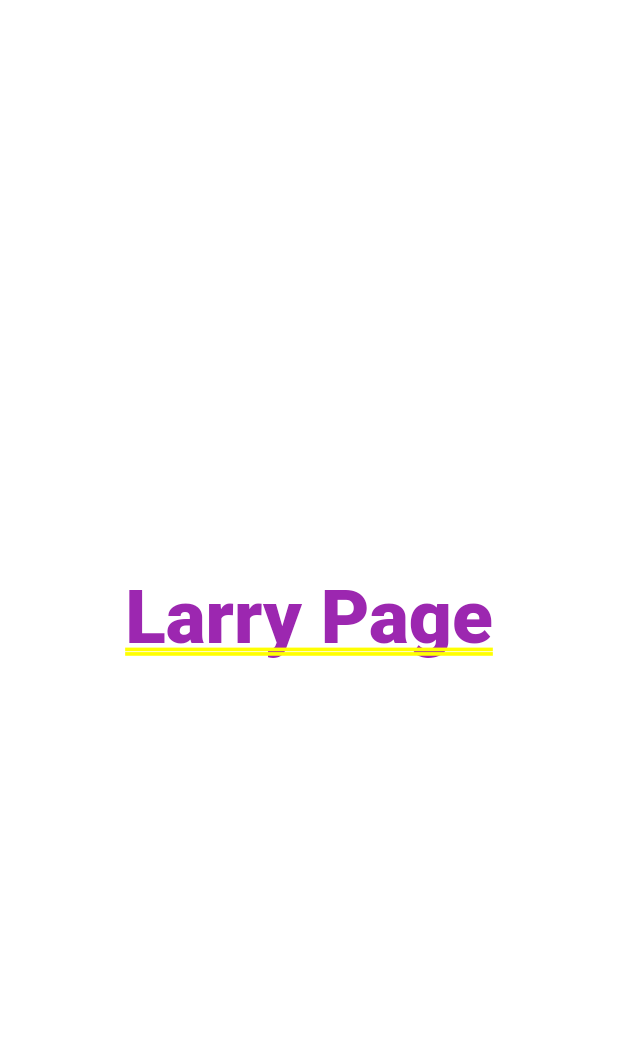
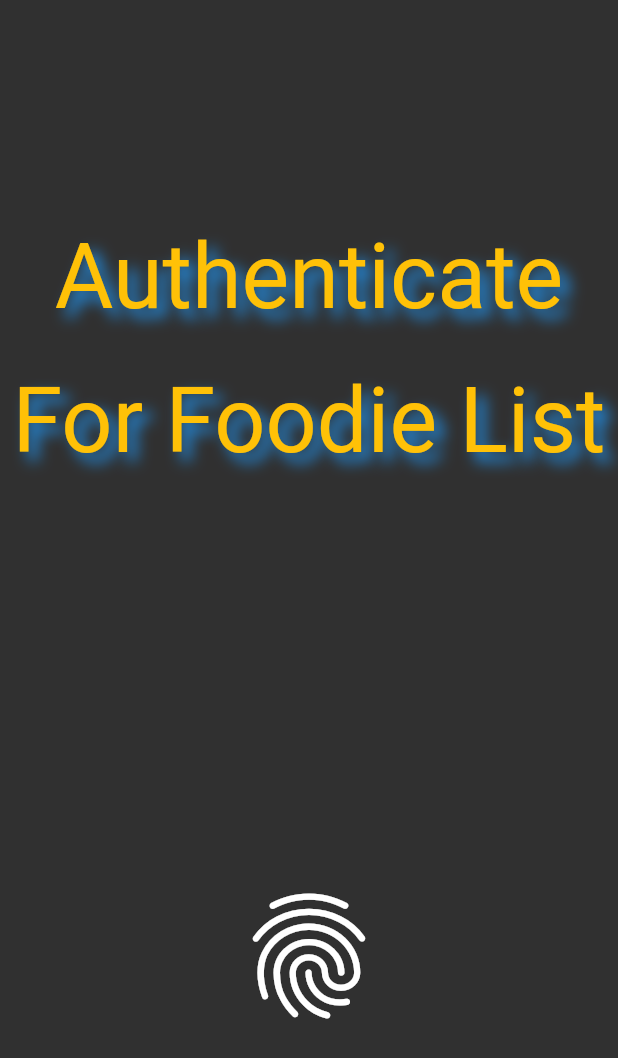
Before and after one commit to AnuraghSarkar/Password-Hub, a Flutter app: the screen it shows after launch, on a phone screen of 412 x 824 dp. Shown: the top 1058 px of the screen. Run offline on Flutter 3.47's test engine with Material 2 defaults, Android fonts, the phone set to English and light mode, and no system bars; drawn by our look-alikes of animated_text_kit; our stand-ins replace flutter_riverpod, local_auth; Roboto replaces fonts that are missing (Horizon).

Commit message:
:fire: added biometrics and pattern

```diff
--- a/foodlist/lib/screens/auth_screen.dart
+++ b/foodlist/lib/screens/auth_screen.dart
@@ -1,83 +1,56 @@
 import 'package:foodlist/screens/list_screen.dart';
 import 'package:foodlist/services/service_auth.dart';
 import 'package:flutter/material.dart';
-import 'package:animated_text_kit/animated_text_kit.dart';
 
 class BiometericScreen extends StatelessWidget {
   const BiometericScreen({Key? key}) : super(key: key);
 
-  static const colorizeColors = [
-    Colors.purple,
-    Colors.blue,
-    Colors.yellow,
-    Colors.red,
-  ];
-
-  static const colorizeTextStyle = TextStyle(
-    fontSize: 50.0,
-    fontFamily: 'Horizon',
-  );
-
   @override
   Widget build(BuildContext context) {
-    // return SafeArea(
-    //     child: Scaffold(
-    //   body: Center(
-    //       child: Column(
-    //     mainAxisAlignment: MainAxisAlignment.center,
-    //     crossAxisAlignment: CrossAxisAlignment.center,
-    //     children: [
-    //       IconButton(
-    //         icon: const Icon(Icons.fingerprint_outlined),
-    //         iconSize: 100,
-    //         onPressed: () async {
-    //           final isAuthenticate = await LocalAuthApi.authenticate();
-    //           if (isAuthenticate == true) {
-    //             Navigator.pushReplacement(
-    //                 context,
-    //                 MaterialPageRoute(
-    //                   builder: (context) => const ListScreen(),
-    //                 ));
-    //           } else {
-    //             return;
-    //           }
-    //         },
-    //       )
-    //     ],
-    //   )),
-    // ));
-    return SizedBox(
-      width: 250.0,
-      child: Column(
-        mainAxisAlignment: MainAxisAlignment.center,
+    return SafeArea(
+        child: Scaffold(
+      body: Center(
+          child: Column(
+        mainAxisAlignment: MainAxisAlignment.spaceAround,
         crossAxisAlignment: CrossAxisAlignment.center,
         children: [
-          AnimatedTextKit(
-            animatedTexts: [
-              ColorizeAnimatedText(
-                'Larry Page',
-                textStyle: colorizeTextStyle,
-                colors: colorizeColors,
+          const Center(
+            child: Text(
+              'Authenticate For Foodie List',
+              textAlign: TextAlign.center,
+              style: TextStyle(
+                color: Colors.amber,
+                fontSize: 60.0,
+                height: 1.6,
+                shadows: [
+                  Shadow(
+                    blurRadius: 12.0,
+                    color: Colors.blue,
+                    offset: Offset(6.0, 6.0),
+                  ),
+                ],
               ),
-              ColorizeAnimatedText(
-                'Bill Gates',
-                textStyle: colorizeTextStyle,
-                colors: colorizeColors,
-              ),
-              ColorizeAnimatedText(
-                'Steve Jobs',
-                textStyle: colorizeTextStyle,
-                colors: colorizeColors,
-              ),
-            ],
-            isRepeatingAnimation: true,
-            onTap: () {
-              print("Tap Event");
+            ),
+          ),
+          IconButton(
+            icon: const Icon(Icons.fingerprint_outlined),
+            iconSize: 100,
+            onPressed: () async {
+              final isAuthenticate = await LocalAuthApi.authenticate();
+              if (isAuthenticate == true) {
+                Navigator.pushReplacement(
+                    context,
+                    MaterialPageRoute(
+                      builder: (context) => const ListScreen(),
+                    ));
+              } else {
+                return;
+              }
             },
-          ),
+          )
         ],
-      ),
-    );
+      )),
+    ));
   }
 
   Widget buildT(String text, bool checked) {
--- a/foodlist/pubspec.yaml
+++ b/foodlist/pubspec.yaml
@@ -33,7 +33,6 @@ dependencies:
     sdk: flutter
   flutter_riverpod: ^1.0.3
   local_auth: ^1.1.10
-  animated_text_kit: ^4.2.1
 
 dev_dependencies:
   flutter_lints: ^1.0.0
```
Also changed, not shown: foodlist/lib/fonts/Horizon.ttf (deleted), foodlist/pubspec.lock.
